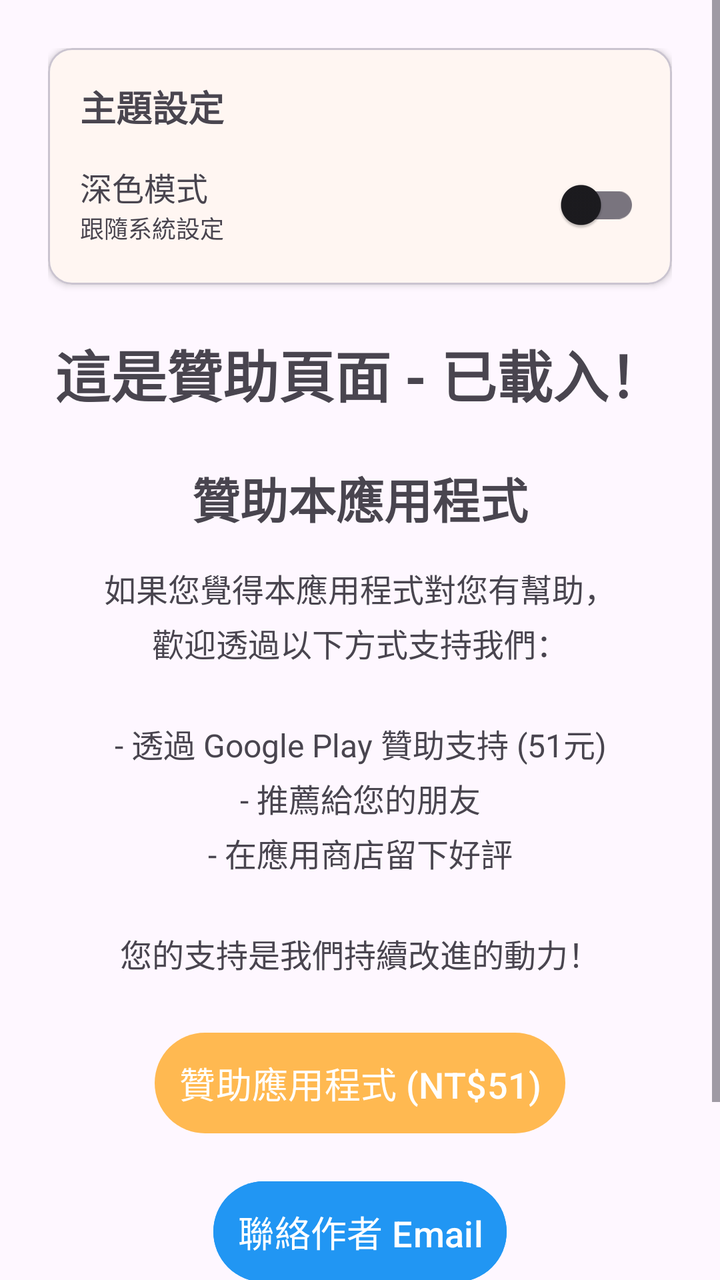
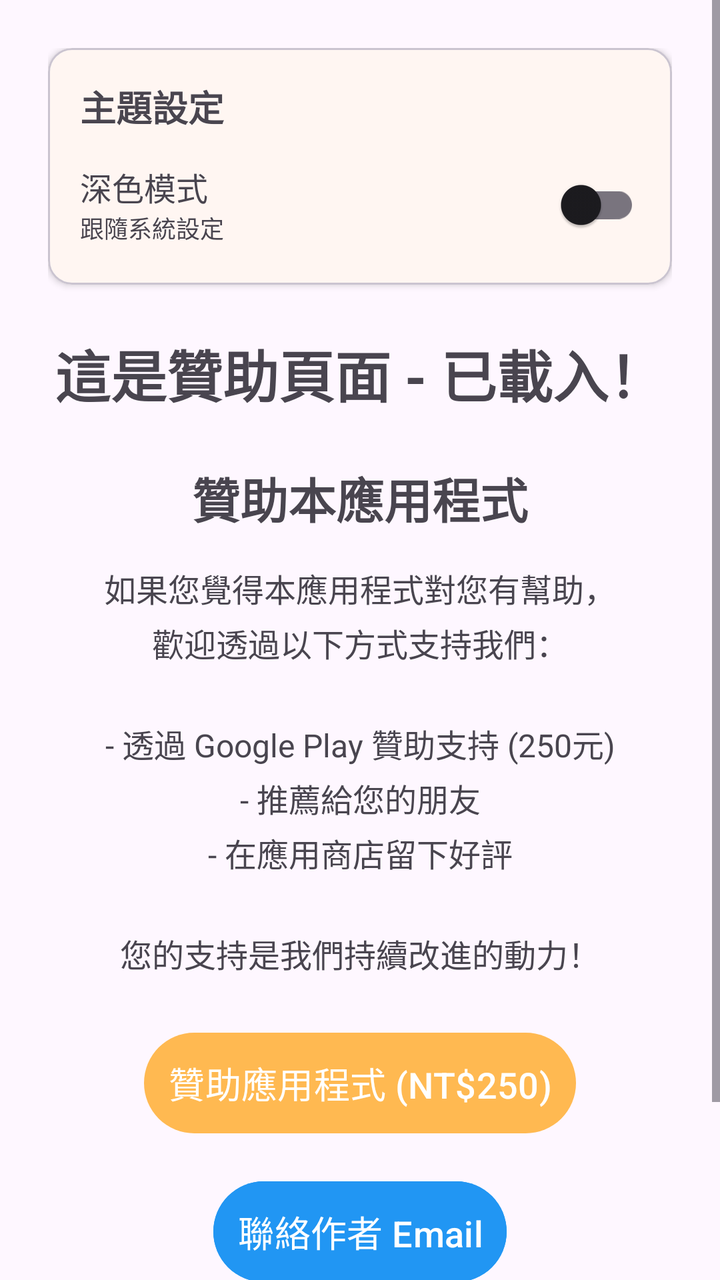

Compare the two renders of this Android layout. The source of the first and the diff that turns it into the second are given below.
<!-- AndroidManifest.xml: application theme Theme.TraRailwaySalaryApp -->
<!-- res/layout/fragment_sponsor.xml -->
<?xml version="1.0" encoding="utf-8"?>
<ScrollView xmlns:android="http://schemas.android.com/apk/res/android"
    xmlns:tools="http://schemas.android.com/tools"
    xmlns:app="http://schemas.android.com/apk/res-auto"
    android:layout_width="match_parent"
    android:layout_height="match_parent"
    android:fillViewport="true"
    tools:context=".SponsorFragment">

    <LinearLayout
        android:layout_width="match_parent"
        android:layout_height="wrap_content"
        android:orientation="vertical"
        android:padding="24dp">

        
        <com.google.android.material.card.MaterialCardView
            android:layout_width="match_parent"
            android:layout_height="wrap_content"
            android:layout_marginBottom="24dp"
            app:cardCornerRadius="12dp"
            app:cardElevation="2dp">

            <LinearLayout
                android:layout_width="match_parent"
                android:layout_height="wrap_content"
                android:orientation="vertical"
                android:padding="16dp">

                <TextView
                    android:layout_width="wrap_content"
                    android:layout_height="wrap_content"
                    android:text="主題設定"
                    android:textSize="18sp"
                    android:textStyle="bold"
                    android:layout_marginBottom="12dp" />

                <LinearLayout
                    android:layout_width="match_parent"
                    android:layout_height="wrap_content"
                    android:orientation="horizontal"
                    android:gravity="center_vertical">

                    <LinearLayout
                        android:layout_width="0dp"
                        android:layout_height="wrap_content"
                        android:layout_weight="1"
                        android:orientation="vertical">

                        <TextView
                            android:layout_width="wrap_content"
                            android:layout_height="wrap_content"
                            android:text="深色模式"
                            android:textSize="16sp" />

                        <TextView
                            android:id="@+id/tvThemeStatus"
                            android:layout_width="wrap_content"
                            android:layout_height="wrap_content"
                            android:text="跟隨系統設定"
                            android:textSize="12sp"
                            android:textColor="?android:attr/textColorSecondary" />
                    </LinearLayout>

                    <com.google.android.material.switchmaterial.SwitchMaterial
                        android:id="@+id/switchDarkMode"
                        android:layout_width="wrap_content"
                        android:layout_height="wrap_content" />
                </LinearLayout>
            </LinearLayout>
        </com.google.android.material.card.MaterialCardView>

        
        <LinearLayout
            android:layout_width="match_parent"
            android:layout_height="wrap_content"
            android:orientation="vertical"
            android:gravity="center">

            <TextView
                android:layout_width="wrap_content"
                android:layout_height="wrap_content"
                android:text="這是贊助頁面 - 已載入！"
                android:textSize="28sp"
                android:textStyle="bold"
                android:layout_marginBottom="24dp"/>

            <TextView
                android:layout_width="wrap_content"
                android:layout_height="wrap_content"
                android:text="贊助本應用程式"
                android:textSize="24sp"
                android:textStyle="bold"
                android:layout_marginBottom="16dp" />

            <TextView
                android:layout_width="wrap_content"
                android:layout_height="wrap_content"
                android:text="如果您覺得本應用程式對您有幫助，\n歡迎透過以下方式支持我們：\n\n- 透過 Google Play 贊助支持 (51元)\n- 推薦給您的朋友\n- 在應用商店留下好評\n\n您的支持是我們持續改進的動力！"
                android:textSize="16sp"
                android:gravity="center"
                android:lineSpacingExtra="4dp"
                android:layout_marginBottom="24dp" />

            <Button
                android:id="@+id/buyAppButton"
                android:layout_width="wrap_content"
                android:layout_height="wrap_content"
                android:text="贊助應用程式 (NT$51)"
                android:padding="12dp"
                android:textSize="18sp"
                android:textColor="#FFFFFF"
                android:layout_marginBottom="16dp"/>

            <Button
                android:id="@+id/btnContactAuthor"
                android:layout_width="wrap_content"
                android:layout_height="wrap_content"
                android:text="聯絡作者 Email"
                android:padding="12dp"
                android:textSize="18sp"
                android:textColor="#FFFFFF"
                android:backgroundTint="#2196F3"
                android:layout_marginBottom="16dp"/>

            <Button
                android:id="@+id/btnShareViaLine"
                android:layout_width="wrap_content"
                android:layout_height="wrap_content"
                android:text="透過 Line 分享此 App"
                android:drawableStart="@drawable/line_brand_icon"
                android:drawablePadding="8dp"
                android:paddingStart="24dp"
                android:paddingEnd="24dp"
                android:paddingTop="12dp"
                android:paddingBottom="12dp"
                android:backgroundTint="#00B900"
                android:textColor="@android:color/white"
                android:textSize="18sp"/>
        </LinearLayout>
    </LinearLayout>
</ScrollView>
<!-- resources referenced by this layout -->
<resources>
  <!-- drawable line_brand_icon: png bitmap (drawable, 22239 bytes) -->
  <style name="Theme.TraRailwaySalaryApp" parent="Theme.Material3.DayNight.NoActionBar">
          
          <item name="colorPrimary">@color/md_theme_light_primary</item>
          <item name="colorOnPrimary">@color/md_theme_light_onPrimary</item>
          <item name="colorPrimaryContainer">@color/md_theme_light_primaryContainer</item>
          <item name="colorOnPrimaryContainer">@color/md_theme_light_onPrimaryContainer</item>
  
          
          <item name="colorSecondary">@color/md_theme_light_secondary</item>
          <item name="colorOnSecondary">@color/md_theme_light_onSecondary</item>
          <item name="colorSecondaryContainer">@color/md_theme_light_secondaryContainer</item>
          <item name="colorOnSecondaryContainer">@color/md_theme_light_onSecondaryContainer</item>
  
          
          <item name="colorBackground">@color/md_theme_light_background</item>
          <item name="colorOnBackground">@color/md_theme_light_onBackground</item>
          <item name="colorSurface">@color/md_theme_light_surface</item>
          <item name="colorOnSurface">@color/md_theme_light_onSurface</item>
  
          
          <item name="colorError">@color/md_theme_light_error</item>
          <item name="colorOnError">@color/md_theme_light_onError</item>
          <item name="colorErrorContainer">@color/md_theme_light_errorContainer</item>
          <item name="colorOnErrorContainer">@color/md_theme_light_onErrorContainer</item>
  
          
          <item name="android:statusBarColor" tools:targetApi="l">?attr/colorPrimary</item>
          <item name="android:navigationBarColor" tools:targetApi="l">?attr/colorSurface</item>
      </style>
  <color name="md_theme_light_primary">#FFB951</color>
  <color name="md_theme_light_onPrimary">#452B00</color>
  <color name="md_theme_light_primaryContainer">#FFDDB3</color>
  <color name="md_theme_light_onPrimaryContainer">#2D1600</color>
  <color name="md_theme_light_secondary">#DDC2A1</color>
  <color name="md_theme_light_onSecondary">#3E2D16</color>
  <color name="md_theme_light_secondaryContainer">#F9E0BB</color>
  <color name="md_theme_light_onSecondaryContainer">#251A04</color>
  <color name="md_theme_light_background">#FFFBFF</color>
  <color name="md_theme_light_onBackground">#1C1B1F</color>
  <color name="md_theme_light_surface">#FFFBFF</color>
  <color name="md_theme_light_onSurface">#1C1B1F</color>
  <color name="md_theme_light_error">#B3261E</color>
  <color name="md_theme_light_onError">#FFFFFF</color>
  <color name="md_theme_light_errorContainer">#F9DEDC</color>
  <color name="md_theme_light_onErrorContainer">#410E0B</color>
</resources>

<!-- the commit's change to res/layout/fragment_sponsor.xml (unified diff, before → after) -->
@@ -96,7 +96,7 @@
             <TextView
                 android:layout_width="wrap_content"
                 android:layout_height="wrap_content"
-                android:text="如果您覺得本應用程式對您有幫助，\n歡迎透過以下方式支持我們：\n\n- 透過 Google Play 贊助支持 (51元)\n- 推薦給您的朋友\n- 在應用商店留下好評\n\n您的支持是我們持續改進的動力！"
+                android:text="如果您覺得本應用程式對您有幫助，\n歡迎透過以下方式支持我們：\n\n- 透過 Google Play 贊助支持 (250元)\n- 推薦給您的朋友\n- 在應用商店留下好評\n\n您的支持是我們持續改進的動力！"
                 android:textSize="16sp"
                 android:gravity="center"
                 android:lineSpacingExtra="4dp"
@@ -106,7 +106,7 @@
                 android:id="@+id/buyAppButton"
                 android:layout_width="wrap_content"
                 android:layout_height="wrap_content"
-                android:text="贊助應用程式 (NT$51)"
+                android:text="贊助應用程式 (NT$250)"
                 android:padding="12dp"
                 android:textSize="18sp"
                 android:textColor="#FFFFFF"
